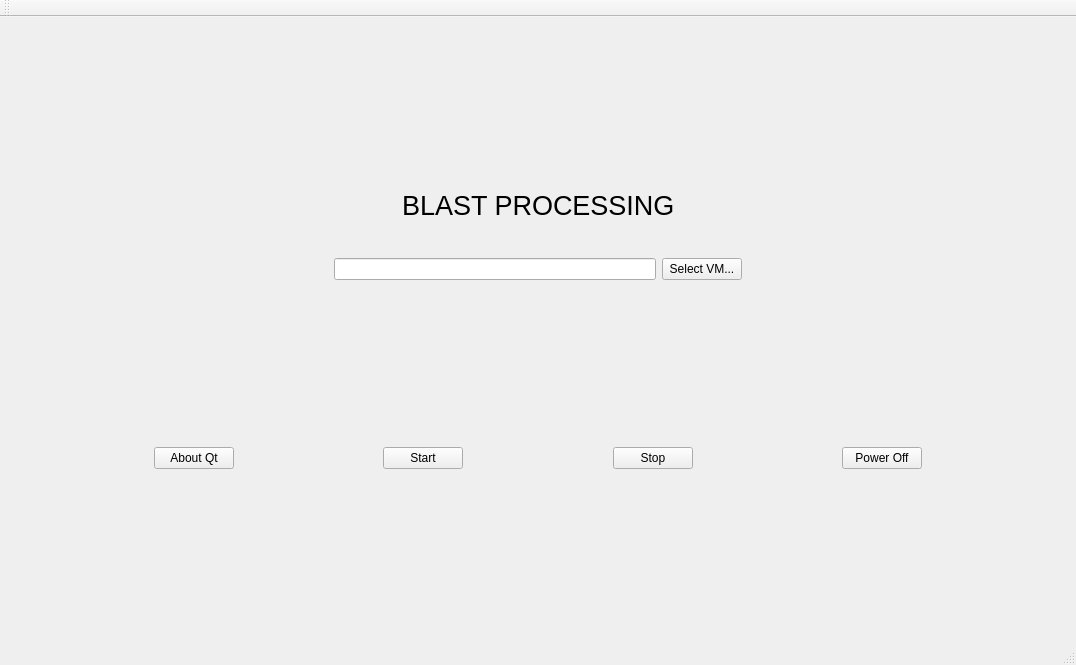
First picture: the form in BlastProcessing/src/MainWindow.ui, repository mwales/security, before the edit.
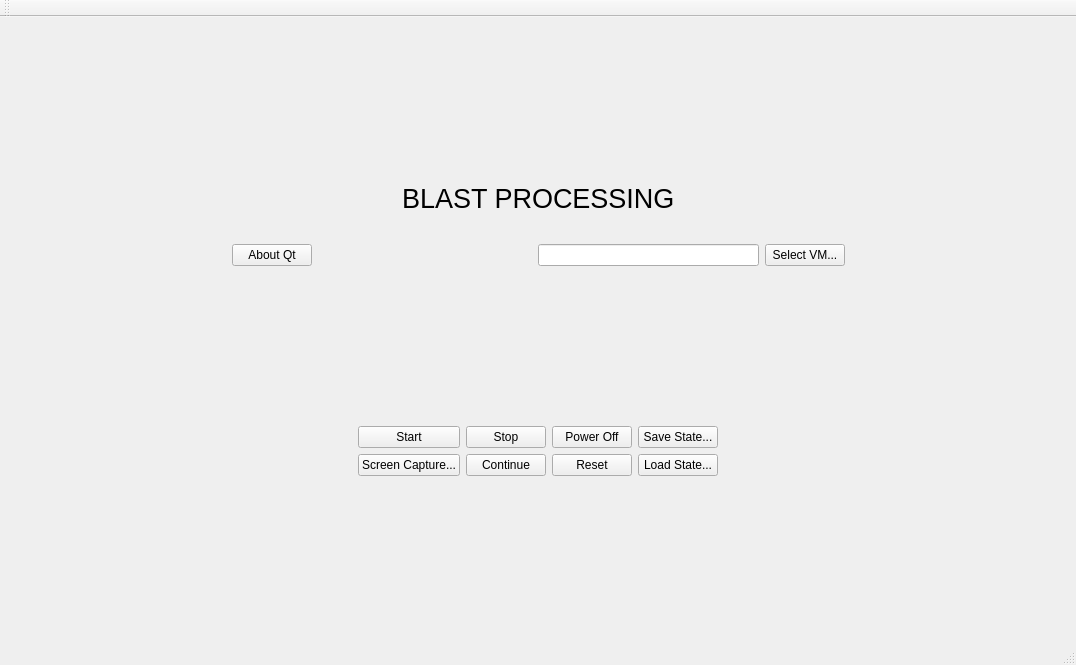
Second picture: the form after the edit.

Commit message: Basic emulator control working (stop, start, continue)

```diff
--- a/BlastProcessing/src/MainWindow.ui
+++ b/BlastProcessing/src/MainWindow.ui
@@ -85,6 +85,26 @@
     </item>
     <item>
      <layout class="QHBoxLayout" name="horizontalLayout_3">
+      <item>
+       <spacer name="horizontalSpacer_3">
+        <property name="orientation">
+         <enum>Qt::Horizontal</enum>
+        </property>
+        <property name="sizeHint" stdset="0">
+         <size>
+          <width>40</width>
+          <height>20</height>
+         </size>
+        </property>
+       </spacer>
+      </item>
+      <item>
+       <widget class="QPushButton" name="theAboutQtButton">
+        <property name="text">
+         <string>About Qt</string>
+        </property>
+       </widget>
+      </item>
       <item>
        <spacer name="horizontalSpacer_8">
         <property name="orientation">
@@ -152,71 +172,64 @@
        </spacer>
       </item>
       <item>
-       <widget class="QPushButton" name="theAboutQtButton">
-        <property name="text">
-         <string>About Qt</string>
-        </property>
-       </widget>
-      </item>
-      <item>
-       <spacer name="horizontalSpacer_5">
-        <property name="orientation">
-         <enum>Qt::Horizontal</enum>
-        </property>
-        <property name="sizeHint" stdset="0">
-         <size>
-          <width>40</width>
-          <height>20</height>
-         </size>
-        </property>
-       </spacer>
-      </item>
-      <item>
+       <layout class="QGridLayout" name="gridLayout">
+        <item row="0" column="0">
        <widget class="QPushButton" name="theStartButton">
         <property name="text">
          <string>Start</string>
         </property>
        </widget>
       </item>
-      <item>
-       <spacer name="horizontalSpacer_3">
-        <property name="orientation">
-         <enum>Qt::Horizontal</enum>
-        </property>
-        <property name="sizeHint" stdset="0">
-         <size>
-          <width>40</width>
-          <height>20</height>
-         </size>
-        </property>
-       </spacer>
-      </item>
-      <item>
+        <item row="0" column="1">
        <widget class="QPushButton" name="theStopButton">
         <property name="text">
          <string>Stop</string>
         </property>
        </widget>
       </item>
-      <item>
-       <spacer name="horizontalSpacer_4">
-        <property name="orientation">
-         <enum>Qt::Horizontal</enum>
-        </property>
-        <property name="sizeHint" stdset="0">
-         <size>
-          <width>40</width>
-          <height>20</height>
-         </size>
-        </property>
-       </spacer>
-      </item>
-      <item>
+        <item row="0" column="2">
        <widget class="QPushButton" name="thePowerOffButton">
         <property name="text">
          <string>Power Off</string>
         </property>
        </widget>
+        </item>
+        <item row="0" column="3">
+         <widget class="QPushButton" name="theSaveStateButton">
+          <property name="text">
+           <string>Save State...</string>
+          </property>
+         </widget>
+        </item>
+        <item row="1" column="0">
+         <widget class="QPushButton" name="theScreenCapButton">
+          <property name="text">
+           <string>Screen Capture...</string>
+          </property>
+         </widget>
+        </item>
+        <item row="1" column="1">
+         <widget class="QPushButton" name="theContinueButton">
+          <property name="text">
+           <string>Continue</string>
+          </property>
+         </widget>
+        </item>
+        <item row="1" column="2">
+         <widget class="QPushButton" name="theResetButton">
+          <property name="text">
+           <string>Reset</string>
+          </property>
+         </widget>
+        </item>
+        <item row="1" column="3">
+         <widget class="QPushButton" name="theLoadStateButton">
+          <property name="text">
+           <string>Load State...</string>
+          </property>
+         </widget>
+        </item>
+       </layout>
       </item>
       <item>
        <spacer name="horizontalSpacer_6">
```
Lines whose indentation alone changed are shown as unchanged. The commit also changes 7 other files.
